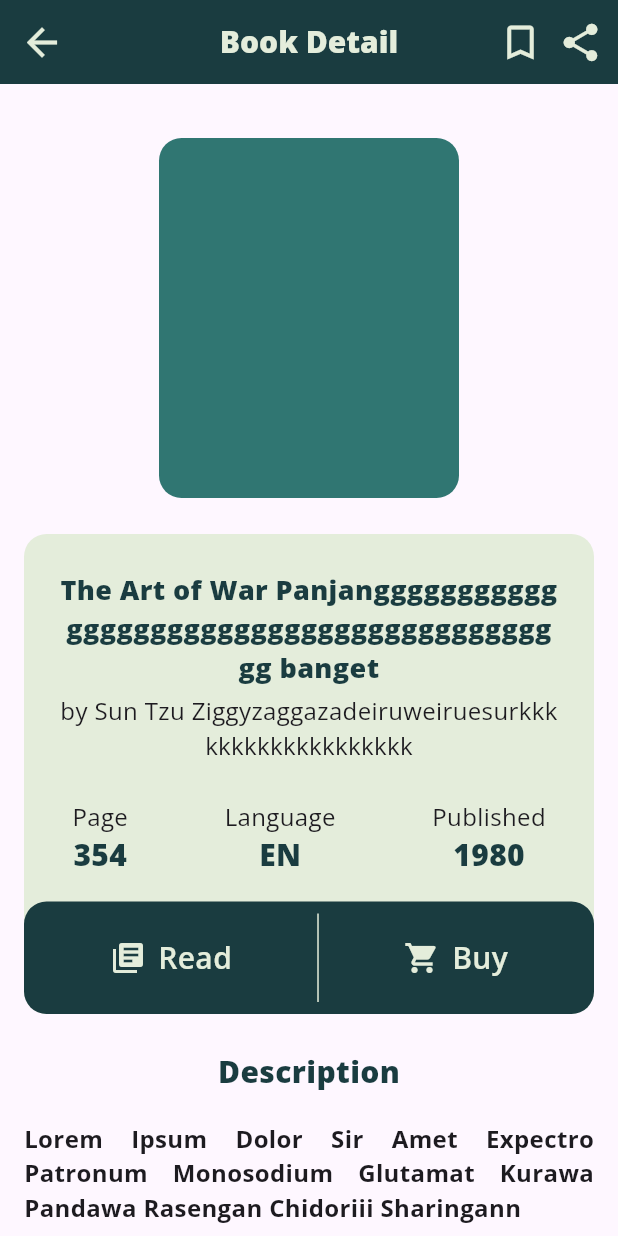
After one commit to ivantendou/bookstash, a Flutter app: the BookDetailScreen screen opened by its route, on a phone screen of 412 x 824 dp. The commit adds this screen. Run offline on Flutter 3.47's test engine with Material 3 defaults, Android fonts, the phone set to English and light mode, and no system bars; our stand-ins replace google_nav_bar.

Commit message:
🔨 Finalize book detail screen layout and fix search bars

```diff
--- a/lib/constants/route_paths_constant.dart
+++ b/lib/constants/route_paths_constant.dart
@@ -3,4 +3,5 @@
   static const String root = '/root';
   static const String search = '/search';
   static const String categoryBooks = '/category_books';
+  static const String detail = '/detail';
 }
--- a/lib/main.dart
+++ b/lib/main.dart
@@ -1,4 +1,5 @@
 import 'package:bookstash/screens/category_books/category_books_screen.dart';
+import 'package:bookstash/screens/detail/detail_screen.dart';
 import 'package:bookstash/screens/root/root_screen.dart';
 import 'package:bookstash/screens/search/search_screen.dart';
 import 'package:bookstash/screens/splash_screen.dart';
@@ -39,6 +40,7 @@
         RoutePaths.splash: (context) => const SplashScreen(),
         RoutePaths.root: (context) => const RootScreen(),
         RoutePaths.search: (context) => const SearchScreen(),
+        RoutePaths.detail: (context) => const BookDetailScreen(),
       },
       onGenerateRoute: (settings) {
         if (settings.name == RoutePaths.categoryBooks) {
--- /dev/null
+++ b/lib/screens/detail/detail_screen.dart
@@ -0,0 +1,89 @@
+import 'package:bookstash/constants/colors_constant.dart';
+import 'package:bookstash/constants/text_styles_constant.dart';
+import 'package:bookstash/screens/detail/widgets/book_information_card.dart';
+import 'package:flutter/material.dart';
+
+class BookDetailScreen extends StatelessWidget {
+  const BookDetailScreen({super.key});
+
+  @override
+  Widget build(BuildContext context) {
+    return Scaffold(
+      appBar: AppBar(
+        title: Text(
+          'Book Detail',
+          style: TextStyleConstant.heading1.copyWith(
+            color: ColorConstant.sageGreen,
+          ),
+        ),
+        centerTitle: true,
+        backgroundColor: ColorConstant.teal,
+        iconTheme: IconThemeData(
+          color: ColorConstant.sageGreen,
+          size: 30,
+        ),
+        leading: IconButton(
+          icon: const Icon(Icons.arrow_back),
+          onPressed: () {
+            Navigator.pop(context);
+          },
+        ),
+        actions: const [
+          Icon(Icons.bookmark_border),
+          SizedBox(
+            width: 10,
+          ),
+          Icon(Icons.share),
+          SizedBox(
+            width: 10,
+          ),
+        ],
+      ),
+      body: SingleChildScrollView(
+        child: Padding(
+          padding: const EdgeInsets.all(16),
+          child: Center(
+            child: Column(
+              mainAxisAlignment: MainAxisAlignment.center,
+              children: [
+                const SizedBox(
+                  height: 20,
+                ),
+                Container(
+                  width: 200,
+                  height: 240,
+                  decoration: BoxDecoration(
+                    borderRadius: BorderRadius.circular(15),
+                    color: ColorConstant.tosca,
+                  ),
+                ),
+                const SizedBox(
+                  height: 24,
+                ),
+                const BookInformationCardWidget(),
+                const SizedBox(
+                  height: 24,
+                ),
+                Text(
+                  'Description',
+                  style: TextStyleConstant.heading1,
+                ),
+                const SizedBox(
+                  height: 18,
+                ),
+                Text(
+                  'Lorem  Ipsum Dolor Sir Amet Expectro Patronum Monosodium Glutamat Kurawa Pandawa Rasengan Chidoriii Sharingann ',
+                  textAlign: TextAlign.justify,
+                  style: TextStyleConstant.body.copyWith(
+                    fontSize: 16,
+                    fontWeight: FontWeight.w700,
+                  ),
+                ),
+              ],
+            ),
+          ),
+        ),
+      ),
+    );
+  }
+}
--- /dev/null
+++ b/lib/screens/detail/widgets/book_information_card.dart
@@ -0,0 +1,155 @@
+import 'package:bookstash/constants/colors_constant.dart';
+import 'package:bookstash/constants/text_styles_constant.dart';
+import 'package:flutter/material.dart';
+
+class BookInformationCardWidget extends StatelessWidget {
+  const BookInformationCardWidget({super.key});
+
+  @override
+  Widget build(BuildContext context) {
+    return Container(
+      width: double.infinity,
+      height: 320,
+      decoration: BoxDecoration(
+        borderRadius: BorderRadius.circular(15),
+        color: ColorConstant.sageGreen,
+      ),
+      child: Column(
+        mainAxisAlignment: MainAxisAlignment.spaceBetween,
+        children: [
+          Container(
+            padding: const EdgeInsets.only(top: 24, left: 24, right: 24),
+            height: 160,
+            child: Column(
+              children: [
+                Text(
+                  'The Art of War Panjangggggggggggggggggggggggggggggggggggggggggg banget',
+                  maxLines: 3,
+                  textAlign: TextAlign.center,
+                  style: TextStyleConstant.heading2.copyWith(
+                    fontWeight: FontWeight.w800,
+                  ),
+                ),
+                const SizedBox(
+                  height: 4,
+                ),
+                Text(
+                  'by Sun Tzu Ziggyzaggazadeiruweiruesurkkkkkkkkkkkkkkkkkkk',
+                  maxLines: 2,
+                  textAlign: TextAlign.center,
+                  style: TextStyleConstant.body,
+                ),
+              ],
+            ),
+          ),
+          Row(
+            mainAxisAlignment: MainAxisAlignment.spaceAround,
+            children: [
+              Column(
+                children: [
+                  Text(
+                    'Page',
+                    style: TextStyleConstant.body,
+                  ),
+                  Text(
+                    '354',
+                    style: TextStyleConstant.heading3
+                        .copyWith(fontSize: 20, fontWeight: FontWeight.w800),
+                  ),
+                ],
+              ),
+              Column(
+                children: [
+                  Text(
+                    'Language',
+                    style: TextStyleConstant.body,
+                  ),
+                  Text(
+                    'EN',
+                    style: TextStyleConstant.heading3
+                        .copyWith(fontSize: 20, fontWeight: FontWeight.w800),
+                  ),
+                ],
+              ),
+              Column(
+                children: [
+                  Text(
+                    'Published',
+                    style: TextStyleConstant.body,
+                  ),
+                  Text(
+                    '1980',
+                    style: TextStyleConstant.heading3.copyWith(
+                      fontSize: 20,
+                      fontWeight: FontWeight.w800,
+                    ),
+                  ),
+                ],
+              ),
+            ],
+          ),
+          Container(
+            width: double.infinity,
+            height: 75,
+            padding: const EdgeInsets.all(8),
+            decoration: BoxDecoration(
+              color: ColorConstant.teal,
+              borderRadius: BorderRadius.circular(15),
+            ),
+            child: Row(
+              mainAxisAlignment: MainAxisAlignment.spaceEvenly,
+              children: [
+                GestureDetector(
+                  onTap: () {},
+                  child: Row(
+                    children: [
+                      Icon(
+                        Icons.library_books,
+                        color: ColorConstant.sageGreen,
+                      ),
+                      const SizedBox(
+                        width: 8,
+                      ),
+                      Text(
+                        'Read',
+                        style: TextStyleConstant.buttonLabel.copyWith(
+                          fontSize: 20,
+                          color: ColorConstant.sageGreen,
+                        ),
+                      ),
+                    ],
+                  ),
+                ),
+                VerticalDivider(
+                  thickness: 1,
+                  color: ColorConstant.sageGreen,
+                ),
+                GestureDetector(
+                  onTap: () {},
+                  child: Row(
+                    children: [
+                      Icon(
+                        Icons.shopping_cart,
+                        color: ColorConstant.sageGreen,
+                      ),
+                      const SizedBox(
+                        width: 8,
+                      ),
+                      Text(
+                        'Buy',
+                        style: TextStyleConstant.buttonLabel.copyWith(
+                          fontSize: 20,
+                          color: ColorConstant.sageGreen,
+                        ),
+                      ),
+                    ],
+                  ),
+                ),
+              ],
+            ),
+          ),
+        ],
+      ),
+    );
+  }
+}
--- a/lib/screens/home/home_screen.dart
+++ b/lib/screens/home/home_screen.dart
@@ -38,11 +38,14 @@
   Widget build(BuildContext context) {
     return SafeArea(
       child: Scaffold(
+        appBar: AppBar(
+          toolbarHeight: 90,
+          title: const HomeSearchBarWidget(),
+        ),
         body: SingleChildScrollView(
           child: Column(
             crossAxisAlignment: CrossAxisAlignment.start,
             children: [
-              const HomeSearchBarWidget(),
               const SizedBox(
                 height: 16,
               ),
--- a/lib/screens/home/widgets/book_card_widget.dart
+++ b/lib/screens/home/widgets/book_card_widget.dart
@@ -1,4 +1,5 @@
 import 'package:bookstash/constants/colors_constant.dart';
+import 'package:bookstash/constants/route_paths_constant.dart';
 import 'package:bookstash/constants/text_styles_constant.dart';
 import 'package:flutter/material.dart';
 
@@ -15,6 +16,13 @@
     return Container(
       padding: const EdgeInsets.symmetric(horizontal: 8),
       width: 160,
+      child: GestureDetector(
+        onTap: () {
+          Navigator.pushNamed(
+            context,
+            RoutePaths.detail,
+          );
+        },
         child: Column(
           crossAxisAlignment: CrossAxisAlignment.start,
           children: [
@@ -51,6 +59,7 @@
             ),
           ],
         ),
+      ),
     );
   }
 }
--- a/lib/screens/home/widgets/home_search_bar_widget.dart
+++ b/lib/screens/home/widgets/home_search_bar_widget.dart
@@ -8,9 +8,7 @@
 
   @override
   Widget build(BuildContext context) {
-    return Padding(
-      padding: const EdgeInsets.only(top: 16, left: 16, right: 16),
-      child: GestureDetector(
+    return GestureDetector(
       child: Container(
         height: 60,
         decoration: BoxDecoration(
@@ -47,7 +45,6 @@
           RoutePaths.search,
         );
       },
-      ),
     );
   }
 }
--- a/lib/screens/search/widgets/search_bar_widget.dart
+++ b/lib/screens/search/widgets/search_bar_widget.dart
@@ -34,7 +34,7 @@
                 ),
               ),
               contentPadding: const EdgeInsets.symmetric(
-                vertical: 20,
+                vertical: 15,
                 horizontal: 20,
               ),
               hintText: 'Search book and author',
```
Lines whose indentation alone changed are shown as unchanged.
